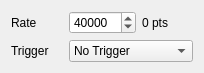
acq4/acq4, file lib/devices/NiDAQ/ProtocolTemplate.ui: the form before one commit.
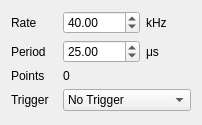
The form after the commit.

What changed in the file:
```diff
--- a/lib/devices/NiDAQ/ProtocolTemplate.ui
+++ b/lib/devices/NiDAQ/ProtocolTemplate.ui
@@ -1,12 +1,12 @@
 <ui version="4.0" >
  <class>Form</class>
- <widget class="QWidget" name="Form" >
-  <property name="geometry" >
+ <widget class="QWidget" name="Form">
+  <property name="geometry">
    <rect>
     <x>0</x>
     <y>0</y>
-    <width>204</width>
-    <height>71</height>
+    <width>202</width>
+    <height>125</height>
    </rect>
   </property>
   <property name="windowTitle" >
@@ -20,28 +20,76 @@
      </property>
     </widget>
    </item>
-   <item row="0" column="1" >
-    <widget class="QSpinBox" name="rateSpin" >
-     <property name="maximum" >
-      <number>2000000</number>
+   <item row="0" column="1">
+    <widget class="QDoubleSpinBox" name="rateSpin">
+     <property name="minimum">
+      <double>0.010000000000000</double>
      </property>
-     <property name="singleStep" >
-      <number>1000</number>
+     <property name="maximum">
+      <double>2000.000000000000000</double>
      </property>
-     <property name="value" >
-      <number>40000</number>
+     <property name="value">
+      <double>40.000000000000000</double>
      </property>
     </widget>
    </item>
-   <item row="1" column="0" >
-    <widget class="QLabel" name="label_2" >
-     <property name="text" >
+   <item row="0" column="2">
+    <widget class="QLabel" name="label_5">
+     <property name="text">
+      <string>kHz</string>
+     </property>
+    </widget>
+   </item>
+   <item row="1" column="0">
+    <widget class="QLabel" name="label_4">
+     <property name="text">
+      <string>Period</string>
+     </property>
+    </widget>
+   </item>
+   <item row="1" column="1">
+    <widget class="QDoubleSpinBox" name="periodSpin">
+     <property name="minimum">
+      <double>1.000000000000000</double>
+     </property>
+     <property name="maximum">
+      <double>10000.000000000000000</double>
+     </property>
+     <property name="value">
+      <double>25.000000000000000</double>
+     </property>
+    </widget>
+   </item>
+   <item row="1" column="2">
+    <widget class="QLabel" name="label_6">
+     <property name="text">
+      <string>μs</string>
+     </property>
+    </widget>
+   </item>
+   <item row="2" column="0">
+    <widget class="QLabel" name="label_3">
+     <property name="text">
+      <string>Points</string>
+     </property>
+    </widget>
+   </item>
+   <item row="2" column="1" colspan="2">
+    <widget class="QLabel" name="numPtsLabel">
+     <property name="text">
+      <string>0</string>
+     </property>
+    </widget>
+   </item>
+   <item row="3" column="0">
+    <widget class="QLabel" name="label_2">
+     <property name="text">
       <string>Trigger</string>
      </property>
     </widget>
    </item>
-   <item row="1" column="1" colspan="2" >
-    <widget class="QComboBox" name="triggerDevList" >
+   <item row="3" column="1" colspan="2">
+    <widget class="QComboBox" name="triggerDevList">
      <item>
       <property name="text" >
        <string>No Trigger</string>
@@ -49,12 +97,18 @@
      </item>
     </widget>
    </item>
-   <item row="0" column="2" >
-    <widget class="QLabel" name="numPtsLabel" >
-     <property name="text" >
-      <string>0 pts</string>
+   <item row="4" column="1">
+    <spacer name="verticalSpacer">
+     <property name="orientation">
+      <enum>Qt::Vertical</enum>
      </property>
-    </widget>
+     <property name="sizeHint" stdset="0">
+      <size>
+       <width>20</width>
+       <height>40</height>
+      </size>
+     </property>
+    </spacer>
    </item>
   </layout>
  </widget>
```
Left out of the diff: 15 changed lines with no effect on the pictures.
